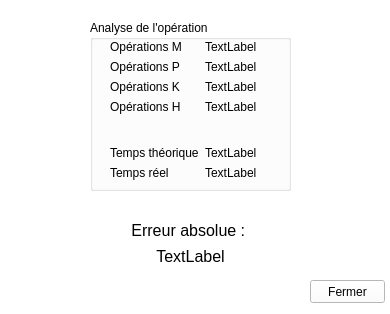
Anthex/GL40, file explorerresultswindow.ui: the form before one commit.
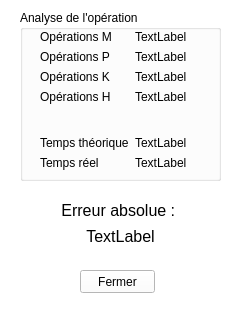
The form after the commit.

Commit message: UI tweaks to newly created forms

```diff
--- a/explorerresultswindow.ui
+++ b/explorerresultswindow.ui
@@ -6,7 +6,7 @@
    <rect>
     <x>0</x>
     <y>0</y>
-    <width>390</width>
+    <width>246</width>
     <height>314</height>
    </rect>
   </property>
@@ -432,8 +432,8 @@
    <widget class="QPushButton" name="pushButton">
     <property name="geometry">
      <rect>
-      <x>310</x>
-      <y>280</y>
+      <x>80</x>
+      <y>270</y>
       <width>75</width>
       <height>23</height>
      </rect>
@@ -445,8 +445,8 @@
    <widget class="QGroupBox" name="groupBox">
     <property name="geometry">
      <rect>
-      <x>90</x>
-      <y>20</y>
+      <x>20</x>
+      <y>10</y>
       <width>201</width>
       <height>171</height>
      </rect>
@@ -567,8 +567,8 @@
    <widget class="QWidget" name="horizontalLayoutWidget">
     <property name="geometry">
      <rect>
-      <x>130</x>
-      <y>220</y>
+      <x>60</x>
+      <y>200</y>
       <width>121</width>
       <height>46</height>
      </rect>
```
Left out of the diff: 2 changed lines with no effect on the pictures.
